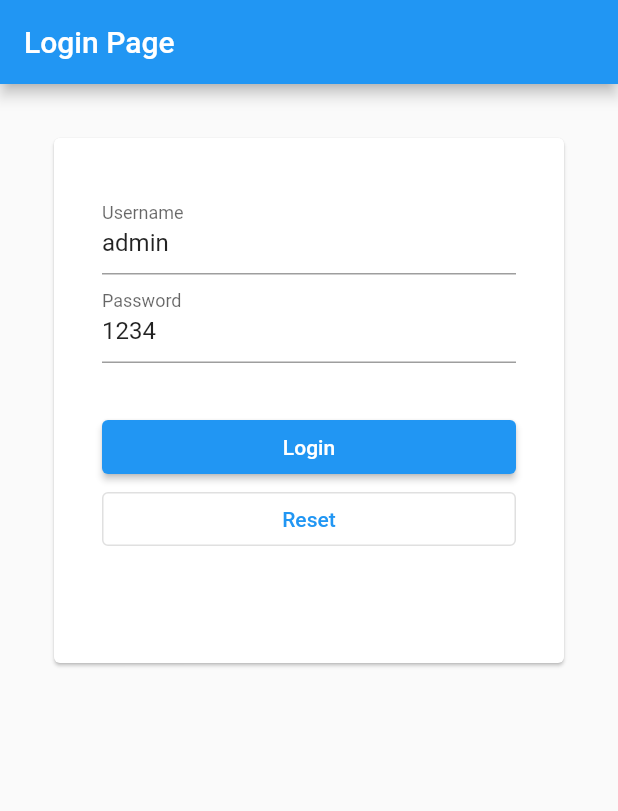
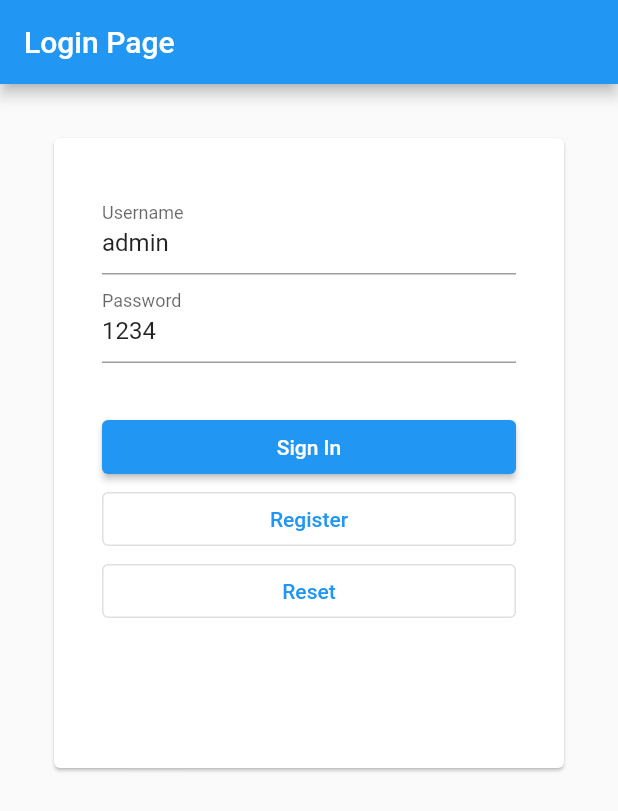
Before and after one commit to pixellive/flutter0, a Flutter app: the screen it shows after launch, on a phone screen of 412 x 824 dp. Shown: the top 811 px of the screen. Run offline on Flutter 3.47's test engine with Material 2 defaults, Android fonts, the phone set to English and light mode, and no system bars.

Commit message:
Navigator page

```diff
--- a/lib/src/app.dart
+++ b/lib/src/app.dart
@@ -1,5 +1,6 @@
 import 'package:flutter/material.dart';
-import 'package:flutter0/src/pages/login_page.dart';
+import 'package:flutter0/src/pages/login/login_page.dart';
+import 'package:flutter0/src/pages/routes.dart';
 
 class MyApp extends StatelessWidget {
   const MyApp({super.key});
@@ -9,6 +10,7 @@ class MyApp extends StatelessWidget {
     // return const Placeholder();
     return MaterialApp(
       title: "Demo App",
+      routes: AppRoute.all,
       home: LoginPage(),
     );
   }
--- a/lib/src/pages/login_page.dart
+++ b/lib/src/pages/login/login_page.dart
@@ -1,4 +1,5 @@
 import 'package:flutter/material.dart';
+import 'package:flutter0/src/pages/routes.dart';
 
 class LoginPage extends StatefulWidget {
   const LoginPage({super.key});
@@ -32,12 +33,14 @@ class _LoginPageState extends State<LoginPage> {
           child: Card(
             child: Container(
               padding: const EdgeInsets.all(32.0),
-              height: 350,
+              height: 420,
               child: Column(
                 crossAxisAlignment: CrossAxisAlignment.stretch,
                 children: [
                   ..._buildTextFields(),
-                  SizedBox(height: 32,),
+                  SizedBox(
+                    height: 32,
+                  ),
                   ..._buildButtons(),
                 ],
               ),
@@ -49,7 +52,9 @@ class _LoginPageState extends State<LoginPage> {
   }
 
   void _handleClickLogin() {
-    print(":: Dev Login: with ${_usernameController.text}, ${_passwordController.text}");
+    // print(
+    //     ":: Dev Login: with ${_usernameController.text}, ${_passwordController.text}");
+    Navigator.pushNamed(context, AppRoute.home);
   }
 
   void _handleClickReset() {
@@ -57,29 +62,28 @@ class _LoginPageState extends State<LoginPage> {
     _passwordController.text = "";
   }
 
-  _buildTextFields(){
+  void _handleClickRegister() {
+    Navigator.pushNamed(context, AppRoute.register);
+  }
+
+  _buildTextFields() {
     return [
       TextField(
         controller: _usernameController,
         decoration: InputDecoration(labelText: "Username"),
       ),
       TextField(
-      controller: _passwordController,
-      decoration: InputDecoration(labelText: "Password"),
+        controller: _passwordController,
+        decoration: InputDecoration(labelText: "Password"),
       ),
     ];
   }
 
   _buildButtons() {
     return [
-      ElevatedButton(
-          onPressed: _handleClickLogin,
-          child: Text("Login")
-      ),
-      OutlinedButton(
-          onPressed: _handleClickReset,
-          child: Text("Reset")
-      ),
+      ElevatedButton(onPressed: _handleClickLogin, child: Text("Sign In")),
+      OutlinedButton(onPressed: _handleClickRegister, child: Text("Register")),
+      OutlinedButton(onPressed: _handleClickReset, child: Text("Reset")),
     ];
   }
 }
--- /dev/null
+++ b/lib/src/pages/routes.dart
@@ -0,0 +1,16 @@
+import 'package:flutter/material.dart';
+import 'package:flutter0/src/pages/home/home_page.dart';
+import 'package:flutter0/src/pages/login/login_page.dart';
+import 'package:flutter0/src/pages/register/register_page.dart';
+
+class AppRoute {
+  static const home = 'home';
+  static const login = 'login';
+  static const register = 'register';
+
+  static get all => <String, WidgetBuilder>{
+        login: (context) => const LoginPage(),
+        home: (context) => const HomePage(),
+        register: (context) => const RegisterPage(),
+      };
+}
```
Also changed, not shown: lib/src/pages/home/home_page.dart (added, +20 -0 lines), lib/src/pages/register/register_page.dart (added, +15 -0 lines).
